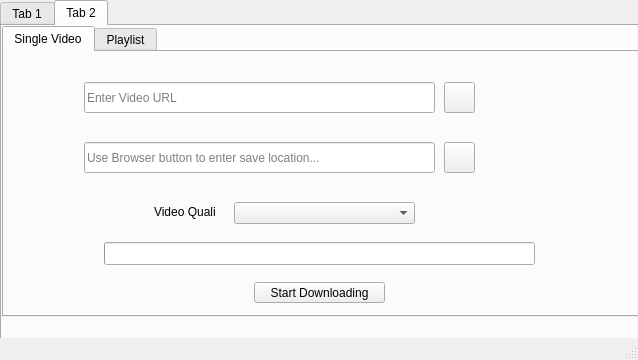
Above: Project Code/GUI/main.ui from NSU-SU19CSE299S08/SU19CSE299S08G02NSU before the change. Below: the same form after it.
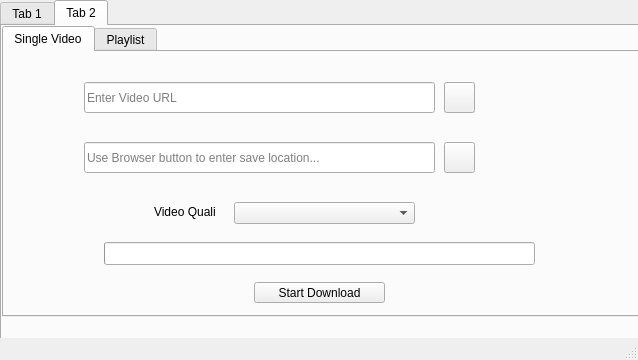
That is the form after the change. The open tabs and pages were chosen to show the change. Icons and pictures are not drawn.

Commit message: Feature #18 creating function to download yt video

Patch:
```diff
--- a/Project Code/GUI/main.ui
+++ b/Project Code/GUI/main.ui
@@ -281,7 +281,7 @@
          </rect>
         </property>
         <property name="text">
-         <string>Start Downloading</string>
+         <string>Start Download</string>
         </property>
        </widget>
        <widget class="QPushButton" name="pushButton_6">
```
Left out of the diff: 4 changed lines with no effect on the pictures. The commit also changes 1 other file.
